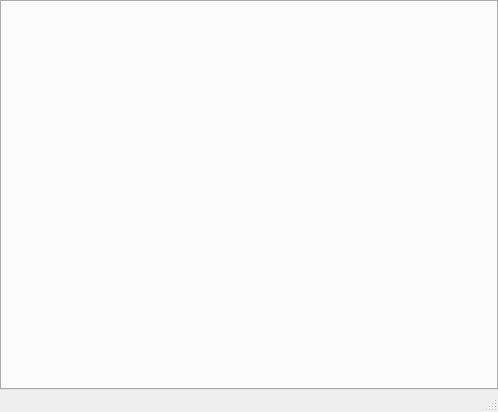
g1itch/hyperbit, file hyperbit/gui/data/MainWindow.ui: the form before one commit.
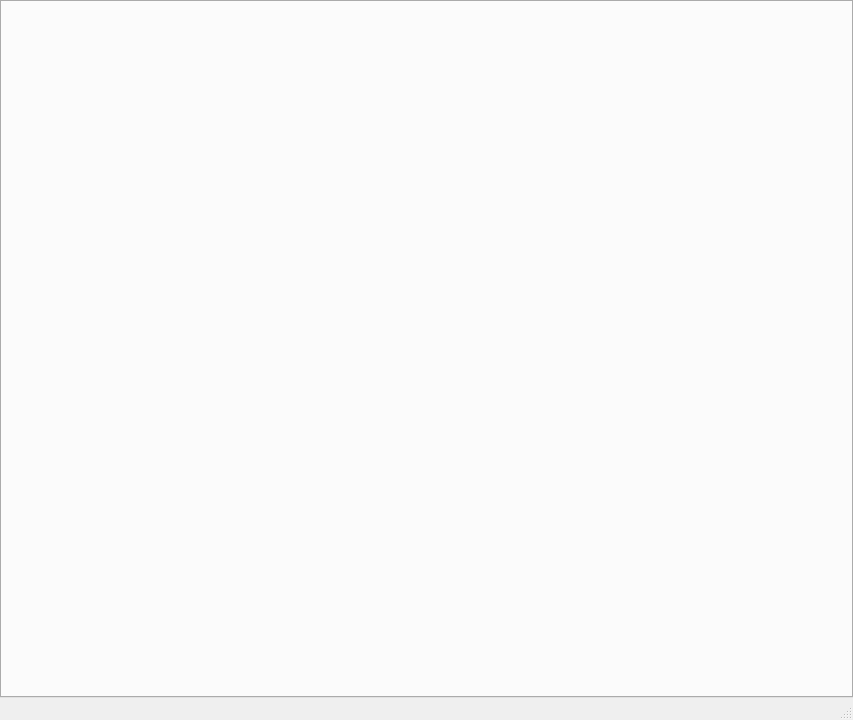
The form after the commit.

Commit message: Increase default size of the main window

```diff
--- a/hyperbit/gui/data/MainWindow.ui
+++ b/hyperbit/gui/data/MainWindow.ui
@@ -6,8 +6,8 @@
    <rect>
     <x>0</x>
     <y>0</y>
-    <width>498</width>
-    <height>412</height>
+    <width>853</width>
+    <height>720</height>
    </rect>
   </property>
   <property name="windowTitle">
```
